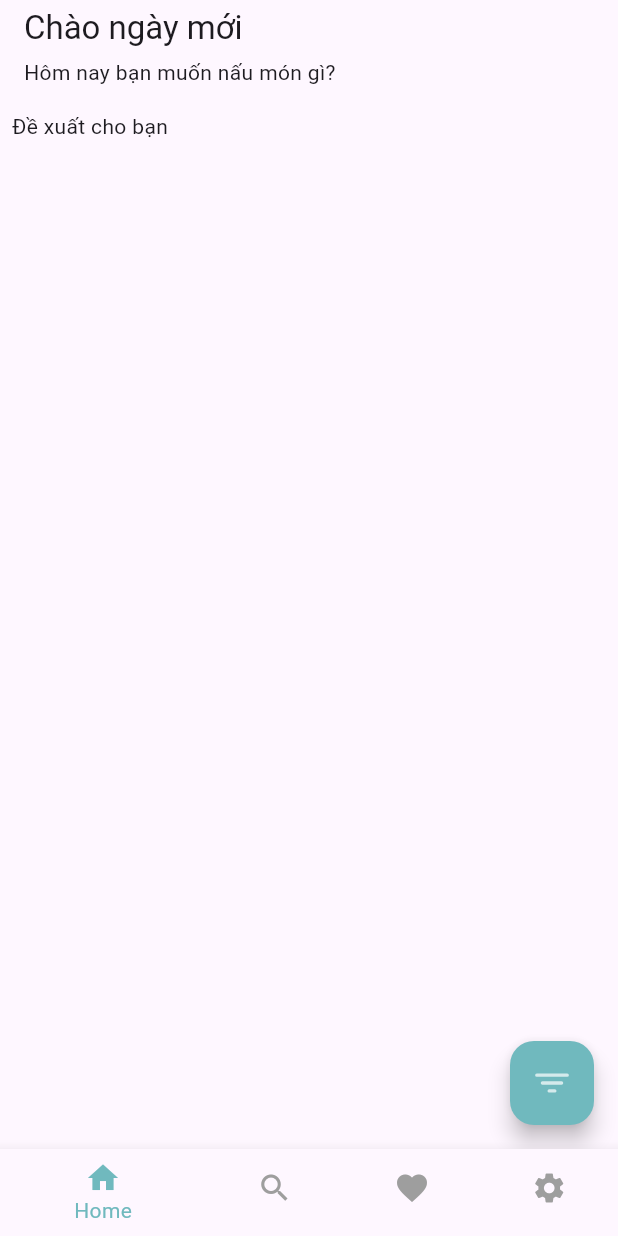
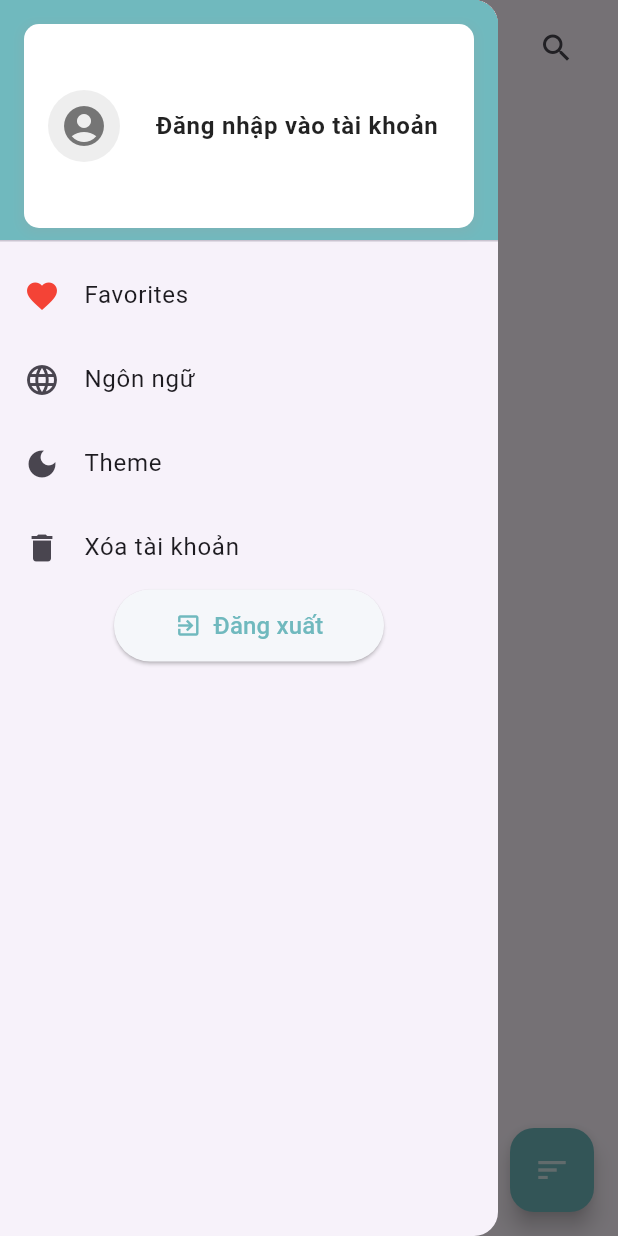
Before and after one commit to PhamLong301/recipes_hub, a Flutter app: the screen it shows after launch, with the side drawer open (before the commit the screen has no drawer), on a phone screen of 412 x 824 dp. Run offline on Flutter 3.47's test engine with Material 3 defaults, Android fonts, the light colour scheme and no system bars; our stand-ins replace animated_splash_screen, dio, firebase_core, flutter_widget_from_html, get, pretty_dio_logger; accounts and stored records are empty; network calls fail.

Commit message:
change UI

```diff
--- a/lib/controller/bottom_nav_controller.dart
+++ b/lib/controller/navigation_controller.dart
@@ -5,7 +5,7 @@ import 'package:recipes_hub/view/main_screens/home_screen.dart';
 import 'package:recipes_hub/view/main_screens/search_screen.dart';
 import 'package:recipes_hub/view/main_screens/setting_screen.dart';
 
-class BottomNavigationController extends GetxController{
+class NavigationController extends GetxController{
   RxInt indexScreen = 0.obs;
 
   List<Widget> pages = [
--- a/lib/controller/random_recipes_controller.dart
+++ b/lib/controller/recipes_controller.dart
@@ -1,35 +1,36 @@
 import 'package:get/get.dart';
 import 'package:recipes_hub/api_service/spoonacular_api.dart';
+import 'package:recipes_hub/model/recipes_response.dart';
 
-import '../model/random_recipes.dart';
 
-class RandomRecipesController extends GetxController {
-  final RxList<RecipesModel> recipes = <RecipesModel>[].obs;
+class RecipesController extends GetxController {
+  final RxList<ResultsResponse> recipes = <ResultsResponse>[].obs;
   final RxBool isLoadingList = false.obs;
   final RxBool isLoadingAll = false.obs;
 
   final SpoonacularApi spoonacularApi = SpoonacularApi();
 
-  final int pageSize = 4;
-  int skipSize = 10;
+  final int pageSize = 10;
+  int skipSize = 0;
   int? totalSize;
 
   bool get canLoadMore => (recipes.length < (totalSize ?? 0));
 
   Future<void> getRandomRecipes({bool isLoadingMore = false}) async {
     setLoadingState(isLoadingMore);
-    final RandomRecipesResponse? response =
-        await spoonacularApi.fetchRandomRecipes(
+    final RecipesResponse? response =
+        await spoonacularApi.fetchRecipes(
       currentSize: pageSize,
       skipSize: skipSize,
     );
     resetLoadingState(isLoadingMore);
     if (response != null) {
       totalSize = response.totalResults ?? 0;
-      recipes.addAll(response.recipes ?? []);
+      recipes.addAll(response.results ?? []);
     } else {
       handleError();
     }
+    print('Loaded products: ${recipes.length}');
   }
 
   Future<void> loadMoreProducts() async {
--- /dev/null
+++ b/lib/model/recipes_response.dart
@@ -0,0 +1,56 @@
+class RecipesResponse {
+  List<ResultsResponse>? results;
+  int? offset;
+  int? number;
+  int? totalResults;
+
+  RecipesResponse({this.results, this.offset, this.number, this.totalResults});
+
+  RecipesResponse.fromJson(Map<String, dynamic> json) {
+    if (json['results'] != null) {
+      results = <ResultsResponse>[];
+      json['results'].forEach((v) {
+        results!.add(new ResultsResponse.fromJson(v));
+      });
+    }
+    offset = json['offset'];
+    number = json['number'];
+    totalResults = json['totalResults'];
+  }
+
+  Map<String, dynamic> toJson() {
+    final Map<String, dynamic> data = new Map<String, dynamic>();
+    if (this.results != null) {
+      data['results'] = this.results!.map((v) => v.toJson()).toList();
+    }
+    data['offset'] = this.offset;
+    data['number'] = this.number;
+    data['totalResults'] = this.totalResults;
+    return data;
+  }
+}
+
+class ResultsResponse {
+  int? id;
+  String? title;
+  String? image;
+  String? imageType;
+
+  ResultsResponse({this.id, this.title, this.image, this.imageType});
+
+  ResultsResponse.fromJson(Map<String, dynamic> json) {
+    id = json['id'];
+    title = json['title'];
+    image = json['image'];
+    imageType = json['imageType'];
+  }
+
+  Map<String, dynamic> toJson() {
+    final Map<String, dynamic> data = new Map<String, dynamic>();
+    data['id'] = this.id;
+    data['title'] = this.title;
+    data['image'] = this.image;
+    data['imageType'] = this.imageType;
+    return data;
+  }
+}
--- a/lib/view/main_screens/favorite_screen.dart
+++ b/lib/view/main_screens/favorite_screen.dart
@@ -22,6 +22,9 @@ class _FavoriteScreenState extends State<FavoriteScreen> {
   @override
   Widget build(BuildContext context) {
     return Scaffold(
+      appBar: AppBar(
+        title: Text('Lưu trữ công thức yêu thích'),
+      ),
       body: SafeArea(
         child: Padding(
           padding: const EdgeInsets.all(8.0),
--- a/lib/view/main_screens/home_screen.dart
+++ b/lib/view/main_screens/home_screen.dart
@@ -1,10 +1,19 @@
 import 'package:flutter/cupertino.dart';
 import 'package:flutter/material.dart';
+import 'package:flutter/widgets.dart';
 import 'package:get/get.dart';
-import 'package:ionicons/ionicons.dart';
-import 'package:recipes_hub/controller/random_recipes_controller.dart';
-import 'package:recipes_hub/model/random_recipes.dart';
+import 'package:recipes_hub/controller/recipes_controller.dart';
+import 'package:recipes_hub/view/main_screens/favorite_screen.dart';
+import 'package:recipes_hub/view/main_screens/search_screen.dart';
+import 'package:recipes_hub/view/main_screens/setting_screen.dart';
 import 'package:recipes_hub/widget/dish_item.dart';
+import 'package:recipes_hub/widget/drawer_list_view.dart';
+import 'package:recipes_hub/widget/log_in_widget.dart';
+import 'package:recipes_hub/widget/log_out_wigdet.dart';
+import 'package:recipes_hub/widget/search_field.dart';
+
+import '../../model/recipes_response.dart';
+import '../detail_screens/recipe_detail_screen.dart';
 
 class HomeScreen extends StatefulWidget {
   const HomeScreen({super.key});
@@ -14,17 +23,19 @@ class HomeScreen extends StatefulWidget {
 }
 
 class _HomeScreenState extends State<HomeScreen> {
-  late RandomRecipesController randomRecipesController;
+  late RecipesController recipesController;
   final ScrollController scrollController = ScrollController();
+  late TextEditingController searchController = TextEditingController();
 
+  final GlobalKey<ScaffoldState> _scaffoldKey = GlobalKey<ScaffoldState>();
   @override
   void initState() {
     super.initState();
-    randomRecipesController = Get.put(RandomRecipesController());
+    recipesController = Get.put(RecipesController());
     scrollController.addListener(() {
       if (scrollController.position.pixels ==
           scrollController.position.maxScrollExtent) {
-        randomRecipesController.loadMoreProducts();
+        recipesController.loadMoreProducts();
       }
     });
   }
@@ -32,131 +43,98 @@ class _HomeScreenState extends State<HomeScreen> {
   @override
   Widget build(BuildContext context) {
     return Scaffold(
-      appBar: AppBar(
-        title: Align(
-          alignment: Alignment.centerLeft,
-          child: Text('Chào ngày mới'),
-        ),
-        centerTitle: true,
-        bottom: PreferredSize(
-          preferredSize: Size.fromHeight(10.0),
-          child: Align(
-            alignment: Alignment.centerLeft,
-            child: Padding(
-              padding: EdgeInsets.only(left: 16.0, bottom: 8.0),
-              child: Text("Hôm nay bạn muốn nấu món gì?"),
-            ),
-          ),
-        ),
+      key: _scaffoldKey,
+      drawer: Drawer(
+        width: MediaQuery.of(context).size.width - 80,
+        child: DrawerListView(),
       ),
       body: SafeArea(
+        child: Obx(
+          () {
+            if (recipesController.isLoadingAll.value) {
+              return const Center(
+                child: CircularProgressIndicator(),
+              );
+            } else {
+              List<ResultsResponse> recipes = recipesController.recipes;
+              return NotificationListener(
+                  child: Padding(
+                padding: const EdgeInsets.all(8.0),
                 child: Column(
+                  crossAxisAlignment: CrossAxisAlignment.start,
                   children: [
-            // Padding(
-            //   padding: const EdgeInsets.all(8.0),
-            //   child: Text('Chao! User'),
-            // ),
-        /*    Padding(
-              padding: const EdgeInsets.all(8.0),
-              child: Row(
-                mainAxisAlignment: MainAxisAlignment.spaceBetween,
+                    Row(
                       children: [
-                  Text('Tìm gần đây'),
-                  InkWell(
-                    child: Text('Tất cả'),
-                  )
+                        Expanded(
+                          flex: 1,
+                          child: IconButton(
+                              onPressed: () {
+                                _scaffoldKey.currentState?.openDrawer();
+                              },
+                              icon: Icon(Icons.account_circle)),
+                        ),
+                        Expanded(
+                          flex: 4,
+                          child: Column(
+                            crossAxisAlignment: CrossAxisAlignment.start,
+                            children: [
+                              Text('Chào Long!'),
+                              Text('Hôm nay bạn đang tìm gì?'),
                             ],
                           ),
                         ),
                         Expanded(
-              child: Padding(
-                padding: const EdgeInsets.all(8.0),
-                child: Obx(
-                  () {
-                    if (randomRecipesController.isLoadingAll.value) {
-                      return const Center(
-                        child: CircularProgressIndicator(),
-                      );
-                    } else {
-                      List<RecipesModel> recipes =
-                          randomRecipesController.recipes;
-                      return ListView.builder(
-                        scrollDirection: Axis.horizontal,
-                        controller: scrollController,
-                        itemCount: randomRecipesController.recipes.length,
-                        itemBuilder: (context, index) {
-                          return DishItem(
-                            widthSize: MediaQuery.of(context).size.width,
-                            heightSize: 200,
-                            marginSize: const EdgeInsets.only(right: 10),
-                            urlImage: recipes[index].image ?? '',
-                            dishName: recipes[index].title ?? '',
-                            servingsQuantity: recipes[index].servings ?? 0,
-                            score: recipes[index].spoonacularScore ?? 0,
-                          );
+                          flex: 1,
+                          child: IconButton(
+                              onPressed: () {
+                                Get.to(SearchScreen());
                               },
-                      );
-                    }
-                  },
+                              icon: Icon(Icons.search)),
+                        )
+                      ],
                     ),
+                    SizedBox(
+                      height: 30,
                     ),
-            ),*/
-            Padding(
-              padding: const EdgeInsets.all(8.0),
-              child: Row(
-                mainAxisAlignment: MainAxisAlignment.spaceBetween,
-                children: [
-                  Text('Đề xuất cho bạn'),
-                ],
+                    Text(
+                      'Đề xuất cho bạn!',
+                      style: TextStyle(
+                        fontWeight: FontWeight.bold,
                       ),
                     ),
                     Expanded(
-              child: Padding(
-                padding: const EdgeInsets.all(8.0),
-                child: Obx(
-                    () {
-                      if (randomRecipesController.isLoadingAll.value) {
-                        return const Center(
-                          child: CircularProgressIndicator(),
-                        );
-                      } else {
-                        List<RecipesModel> recipes =
-                            randomRecipesController.recipes;
-                        return NotificationListener(
-                            child: Column(
-                          children: [
-                              Expanded(
                       child: ListView.builder(
                         controller: scrollController,
-                                itemCount: randomRecipesController.recipes.length,
+                        itemCount: recipesController.recipes.length,
                         itemBuilder: (context, index) {
-                                  return DishItem(
+                          final recipe = recipes[index];
+                          return InkWell(
+                            onTap: () {
+                              // Get.to(RecipeDetailScreen(recipe: recipe));
+                            },
+                            child: DishItem(
                               widthSize: MediaQuery.of(context).size.width,
                               heightSize: 200,
-                                    marginSize: const EdgeInsets.only(bottom: 10),
+                              marginSize: const EdgeInsets.only(bottom: 30),
                               urlImage: recipes[index].image ?? '',
                               dishName: recipes[index].title ?? '',
-                                    servingsQuantity: recipes[index].servings ?? 0,
-                                    score: recipes[index].spoonacularScore ?? 0,
+                            ),
                           );
                         },
                       ),
                     ),
                     Obx(() {
-                              if (randomRecipesController.isLoadingList.value) {
+                      if (recipesController.isLoadingList.value) {
                         return const CircularProgressIndicator();
                       } else {
                         return const SizedBox();
                       }
                     })
                   ],
+                ),
               ));
             }
           },
-                  ),
-              ),
-            ),
-          ],
         ),
       ),
       floatingActionButton: FloatingActionButton(
@@ -188,7 +166,7 @@ class _HomeScreenState extends State<HomeScreen> {
           );
         },
         child: const Icon(
-          Ionicons.filter,
+          Icons.sort,
           color: Colors.white70,
         ),
         backgroundColor: const Color(0xff70B9BE),
@@ -196,4 +174,5 @@ class _HomeScreenState extends State<HomeScreen> {
       floatingActionButtonLocation: FloatingActionButtonLocation.endFloat,
     );
   }
+
 }
--- a/lib/view/main_screens/search_screen.dart
+++ b/lib/view/main_screens/search_screen.dart
@@ -20,6 +20,9 @@ class _SearchScreenState extends State<SearchScreen> {
   @override
   Widget build(BuildContext context) {
     return Scaffold(
+      appBar: AppBar(
+        title: Text('Tìm công thức bạn muốn'),
+      ),
       body: SafeArea(
         child: Padding(
           padding: const EdgeInsets.all(8.0),
--- a/lib/view/main_screens/setting_screen.dart
+++ b/lib/view/main_screens/setting_screen.dart
@@ -14,6 +14,9 @@ class _SettingScreenState extends State<SettingScreen> {
   @override
   Widget build(BuildContext context) {
     return Scaffold(
+      appBar: AppBar(
+        title: Text('Cài đặt'),
+      ),
       body: SafeArea(
         child: Padding(
           padding: const EdgeInsets.all(8.0),
--- a/lib/view/navigation_screen.dart
+++ b/lib/view/navigation_screen.dart
@@ -1,6 +1,6 @@
 import 'package:flutter/material.dart';
 import 'package:get/get.dart';
-import 'package:recipes_hub/controller/bottom_nav_controller.dart';
+import 'package:recipes_hub/controller/navigation_controller.dart';
 
 class NavigationScreen extends StatefulWidget {
   const NavigationScreen({super.key});
@@ -10,8 +10,8 @@ class NavigationScreen extends StatefulWidget {
 }
 
 class _NavigationScreenState extends State<NavigationScreen> {
-  final BottomNavigationController bottomNavigationController =
-      Get.put(BottomNavigationController());
+  final NavigationController navigationController =
+      Get.put(NavigationController());
 
   @override
   Widget build(BuildContext context) {
@@ -20,13 +20,13 @@ class _NavigationScreenState extends State<NavigationScreen> {
       //   title: const Text('Recipes Hub'),
       // ),
       body: SafeArea(
-        child: Obx(() => bottomNavigationController.currentScreen),
+        child: Obx(() => navigationController.currentScreen),
       ),
       bottomNavigationBar: Obx(
         () => BottomNavigationBar(
-          currentIndex: bottomNavigationController.indexScreen.value,
+          currentIndex: navigationController.indexScreen.value,
           onTap: (index) {
-            bottomNavigationController.changeScreen(index);
+            navigationController.changeScreen(index);
           },
           items: [
             BottomNavigationBarItem(
--- a/lib/view/splash_screen.dart
+++ b/lib/view/splash_screen.dart
@@ -1,6 +1,7 @@
 import 'package:animated_splash_screen/animated_splash_screen.dart';
 import 'package:flutter/material.dart';
 import 'package:recipes_hub/view/authentication%20_screen/sign_in_screen.dart';
+import 'package:recipes_hub/view/main_screens/home_screen.dart';
 import 'package:recipes_hub/view/navigation_screen.dart';
 
 class SplashScreen extends StatelessWidget {
@@ -15,7 +16,7 @@ class SplashScreen extends StatelessWidget {
           'assets/images/recipehub-high-resolution-logo.png',
         ),
       ),
-      nextScreen: NavigationScreen(),
+      nextScreen: HomeScreen(),
     );
   }
 }
--- /dev/null
+++ b/lib/widget/drawer_list_view.dart
@@ -0,0 +1,52 @@
+import 'package:flutter/material.dart';
+import 'package:get/get.dart';
+import '../view/main_screens/favorite_screen.dart';
+import '../view/main_screens/setting_screen.dart';
+import 'log_in_widget.dart';
+import 'log_out_wigdet.dart';
+
+class DrawerListView extends StatelessWidget {
+  const DrawerListView({super.key});
+
+  @override
+  Widget build(BuildContext context) {
+    return ListView(
+      padding: EdgeInsets.zero,
+      children: [
+        const DrawerHeader(
+          decoration: BoxDecoration(
+            color: Color(0xff70B9BE),
+          ),
+          child: LoginWidget(),
+        ),
+        ListTile(
+          leading: Icon(Icons.favorite, color: Colors.red,),
+          title: Text('Favorites'),
+          onTap: () {
+            Get.to(FavoriteScreen());
+          },
+        ),
+        ListTile(
+          leading: Icon(Icons.language),
+          title: Text('Ngôn ngữ'),
+          onTap: () {
+            Get.back();
+          },
+        ),
+        ListTile(
+          leading: Icon(Icons.dark_mode),
+          title: Text('Theme'),
+          onTap: () {
+            Get.back();          },
+        ),
+        ListTile(
+          leading: Icon(Icons.delete),
+          title: Text('Xóa tài khoản'),
+          onTap: () {
+            Get.back();          },
+        ),
+        LogoutWidget(),
+      ],
+    );
+  }
+}
--- /dev/null
+++ b/lib/widget/log_in_widget.dart
@@ -0,0 +1,60 @@
+import 'package:flutter/material.dart';
+
+class LoginWidget extends StatelessWidget {
+  const LoginWidget({super.key});
+
+  @override
+  Widget build(BuildContext context) {
+    return Container(
+      width: MediaQuery.of(context).size.width,
+      height: 100,
+      padding: EdgeInsets.all(16.0),
+      decoration: BoxDecoration(
+        color: Colors.white,
+        borderRadius: BorderRadius.circular(10),
+        boxShadow: [
+          BoxShadow(
+            color: Colors.grey.withOpacity(0.2),
+            spreadRadius: 2,
+            blurRadius: 5,
+            offset: Offset(0, 2), // changes position of shadow
+          ),
+        ],
+      ),
+      child: Row(
+        children: [
+          Container(
+            width: 48,
+            height: 48,
+            decoration: BoxDecoration(
+              color: Colors.grey[200],
+              shape: BoxShape.circle,
+            ),
+            child: Icon(
+              Icons.account_circle, // Replace with a custom icon if needed
+              color: Colors.grey[600],
+              size: 32,
+            ),
+          ),
+          SizedBox(width: 16),
+          Expanded(
+            child: Column(
+              crossAxisAlignment: CrossAxisAlignment.center,
+              mainAxisAlignment: MainAxisAlignment.center,
+              children: [
+                Text(
+                  'Đăng nhập vào tài khoản',
+                  style: TextStyle(
+                    fontSize: 16,
+                    fontWeight: FontWeight.bold,
+                    color: Colors.black87,
+                  ),
+                ),
+              ],
+            ),
+          ),
+        ],
+      ),
+    );
+  }
+}
--- /dev/null
+++ b/lib/widget/log_out_wigdet.dart
@@ -0,0 +1,44 @@
+import 'package:flutter/material.dart';
+
+class LogoutWidget extends StatelessWidget {
+  const LogoutWidget({super.key});
+
+  @override
+  Widget build(BuildContext context) {
+    return Align(
+        alignment: Alignment.bottomCenter,
+        child: SizedBox(
+          width: 180,
+          height: 48,
+          child: ElevatedButton(
+            onPressed: () {},
+            style: ElevatedButton.styleFrom(
+              backgroundColor: Color(0xfff5f7fa), // Light gray background color
+              shape: RoundedRectangleBorder(
+                borderRadius: BorderRadius.circular(24), // Rounded corners
+              ),
+              elevation: 1, // Light shadow for subtle depth
+            ),
+            child: Row(
+              mainAxisAlignment: MainAxisAlignment.center,
+              children: [
+                Icon(
+                  Icons.exit_to_app,
+                  color: Color(0xff70B9BE), // Icon color matching text
+                ),
+                SizedBox(width: 8),
+                Text(
+                  'Đăng xuất',
+                  style: TextStyle(
+                    color: Color(0xff70B9BE),
+                    fontSize: 16,
+                  ),
+                ),
+              ],
+            ),
+          ),
+        )
+
+    );
+  }
+}
--- a/pubspec.yaml
+++ b/pubspec.yaml
@@ -40,7 +40,7 @@ dependencies:
   cloud_firestore: 4.17.5
   firebase_storage: 11.7.7
   pretty_dio_logger: ^1.4.0
-
+  flutter_widget_from_html: ^0.15.2
 
   # The following adds the Cupertino Icons font to your application.
   # Use with the CupertinoIcons class for iOS style icons.
```
Also changed, not shown: lib/api_service/spoonacular_api.dart (+9 -8 lines), lib/view/detail_screens/recipe_detail_screen.dart (added, +48 -0 lines), lib/widget/dish_item.dart (+12 -49 lines), lib/view/notice_screens/notice_un_login_screen.dart (added), pubspec.lock, 5 other files. Lines whose indentation alone changed are shown as unchanged.
